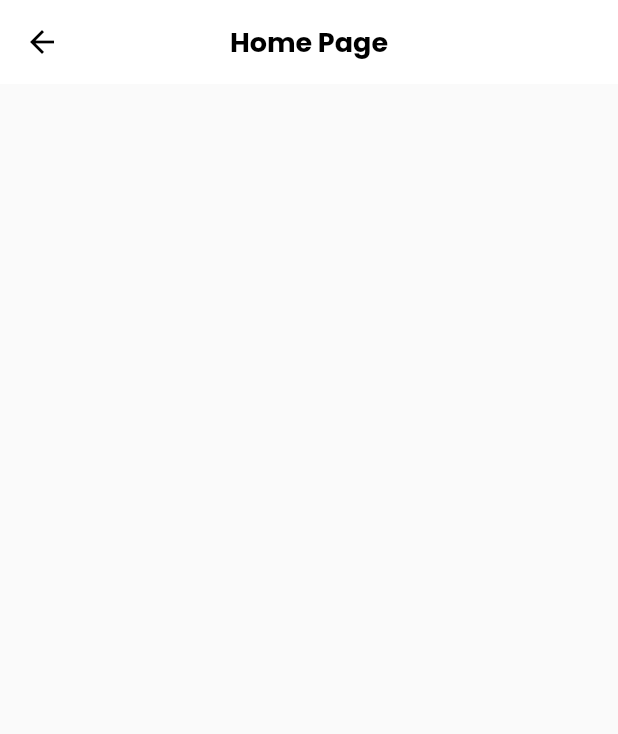
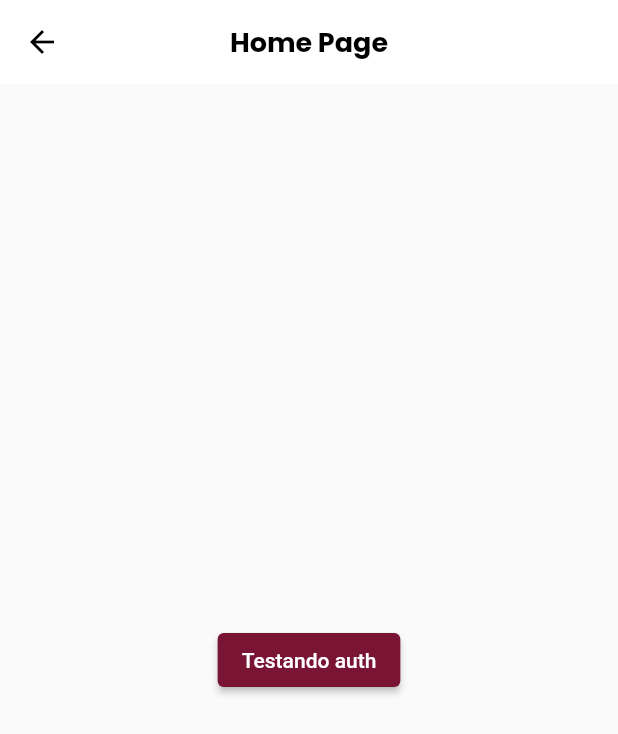
Before and after one commit to kakosergio/fwc_album_app, a Flutter app: the HomePage screen opened by its route, on a phone screen of 412 x 824 dp. Shown: the top 734 px of the screen. Run offline on Flutter 3.47's test engine with Material 2 defaults, Android fonts, the phone set to English and light mode, and no system bars; our stand-ins replace dio, loading_animation_widget, shared_preferences, top_snackbar_flutter; missing offline and left inert: flutter_getit, validatorless; accounts and stored records are empty.

Commit message:
impl auth e globalnavigation

```diff
--- a/lib/app/core/rest/custom_dio.dart
+++ b/lib/app/core/rest/custom_dio.dart
@@ -1,23 +1,28 @@
 import 'package:dio/dio.dart';
 import 'package:dio/native_imp.dart';
 import 'package:fwc_album_app/app/core/config/env/env.dart';
+import 'package:fwc_album_app/app/core/rest/interceptors/auth_interceptor.dart';
 
 class CustomDio extends DioForNative {
+  final _authInterceptor = AuthInterceptor();
   CustomDio()
       : super(BaseOptions(
             baseUrl: Env.i['backend_base_url'] ?? '',
             connectTimeout: 5000,
             receiveTimeout: 60000)) {
     interceptors.add(
-      LogInterceptor(requestBody: true, responseBody: true),
+      LogInterceptor(
+          requestBody: true, responseBody: true, requestHeader: true),
     );
   }
 
   CustomDio auth() {
+    interceptors.add(_authInterceptor);
     return this;
   }
 
   CustomDio unAuth() {
+    interceptors.remove(_authInterceptor);
     return this;
   }
 }
--- /dev/null
+++ b/lib/app/core/ui/global/global_context.dart
@@ -0,0 +1,3 @@
+abstract class GlobalContext {
+  Future<void> loginExpire();
+}
--- a/lib/app/fwc_album_app.dart
+++ b/lib/app/fwc_album_app.dart
@@ -10,23 +10,26 @@ import 'package:fwc_album_app/app/repository/auth/auth_repository.dart';
 import 'package:fwc_album_app/app/repository/auth/auth_repository_impl.dart';
 
 class FwcAlbumApp extends StatelessWidget {
-  const FwcAlbumApp({Key? key}) : super(key: key);
+  final navigatorKey = GlobalKey<NavigatorState>();
+  FwcAlbumApp({Key? key}) : super(key: key);
 
   @override
   Widget build(BuildContext context) {
-    return FlutterGetItApplicationBinding(bindingsBuilder: () => [
-      Bind.lazySingleton<CustomDio>((i) => CustomDio()),
-      Bind.lazySingleton<AuthRepository>((i) => AuthRepositoryImpl(dio: i())),
-    ],
+    return FlutterGetItApplicationBinding(
+      bindingsBuilder: () => [
+        Bind.lazySingleton<CustomDio>((i) => CustomDio()),
+        Bind.lazySingleton<AuthRepository>((i) => AuthRepositoryImpl(dio: i())),
+      ],
       child: MaterialApp(
         title: 'Fifa World Cup Album',
         debugShowCheckedModeBanner: false,
+        navigatorKey: navigatorKey,
         theme: ThemeConfig.theme,
         routes: {
-          '/':(_) => const SplashRoute(),
-          '/home':(_) => const HomePage(),
-          '/auth/login':(_) => const LoginRoute(),
-          '/auth/register':(_) => const RegisterRoute(),
+          '/': (_) => const SplashRoute(),
+          '/home': (_) => const HomePage(),
+          '/auth/login': (_) => const LoginRoute(),
+          '/auth/register': (_) => const RegisterRoute(),
         },
       ),
     );
--- a/lib/app/pages/home/home_page.dart
+++ b/lib/app/pages/home/home_page.dart
@@ -1,14 +1,25 @@
 import 'package:flutter/material.dart';
+import 'package:flutter_getit/flutter_getit.dart';
+
+import '../../core/rest/custom_dio.dart';
 
 class HomePage extends StatelessWidget {
+  const HomePage({super.key});
 
-  const HomePage({ super.key });
-
-   @override
-   Widget build(BuildContext context) {
-       return Scaffold(
-           appBar: AppBar(title: const Text('Home Page'),),
-           body: Container(),
-       );
+  @override
+  Widget build(BuildContext context) {
+    return Scaffold(
+      appBar: AppBar(
+        title: const Text('Home Page'),
+      ),
+      body: Center(
+        child: ElevatedButton(
+          onPressed: () async {
+            context.get<CustomDio>().auth().get('/api/me');
+          },
+          child: const Text('Testando auth'),
+        ),
+      ),
+    );
   }
 }
--- a/lib/main.dart
+++ b/lib/main.dart
@@ -5,5 +5,5 @@ import 'app/core/config/env/env.dart';
 
 Future<void> main() async {
   await Env.i.load();
-  runApp(const FwcAlbumApp());
+  runApp(FwcAlbumApp());
 }
```
Also changed, not shown: lib/app/core/rest/interceptors/auth_interceptor.dart (added, +21 -0 lines), lib/app/core/ui/global/global_context_impl.dart (added, +20 -0 lines), lib/app/pages/splash/presenter/splash_presenter_impl.dart (+7 -2 lines), 1 other file.
